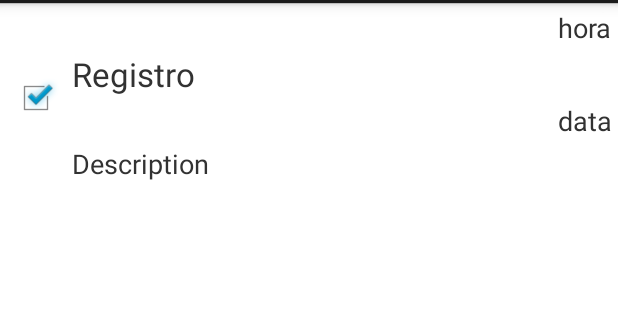
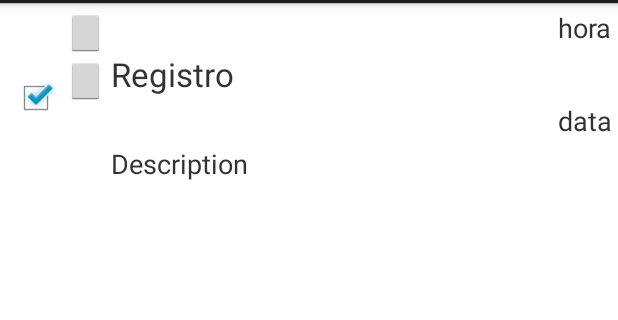
Before and after one commit to elidioxg/geoconv, an Android app: the layout linha_listview.xml on its own in the app's theme, with its tools: preview values and no code run, on a phone screen of 412 x 824 dp, the part 69-389 px from its top. Run offline under Robolectric (Android 15) with nearby library versions, the phone set to English and light mode, and no system bars.

Commit message:
Buttons to set order in listview partially implemented

```diff
--- a/app/src/main/res/layout/linha_listview.xml
+++ b/app/src/main/res/layout/linha_listview.xml
@@ -3,9 +3,9 @@
     xmlns:tools="http://schemas.android.com/tools"
     android:layout_width="match_parent"
     android:layout_height="match_parent"
-    android:orientation="vertical"
+    android:background="@color/branco"
     android:onClick="OnItemClick"
-    android:background="@color/branco">
+    android:orientation="vertical">
 
     <RelativeLayout
         android:layout_width="wrap_content"
@@ -15,50 +15,64 @@
 
         <RelativeLayout
             android:layout_width="fill_parent"
-            android:layout_height="wrap_content"
-            >
+            android:layout_height="wrap_content">
 
             <CheckBox
                 android:id="@+id/cb_ponto"
                 android:layout_width="wrap_content"
                 android:layout_height="wrap_content"
-                android:checked="true"
+                android:layout_centerVertical="true"
                 android:layout_margin="@dimen/margem"
-                android:layout_centerVertical="true"
-                />
+                android:checked="true" />
+
+            <LinearLayout
+                android:id="@+id/layout_position"
+                android:layout_width="wrap_content"
+                android:layout_height="wrap_content"
+                android:layout_toRightOf="@+id/cb_ponto"
+                android:orientation="vertical">
+
+                <ImageButton
+                    android:id="@+id/ibUp"
+                    android:layout_width="wrap_content"
+                    android:layout_height="wrap_content" />
+
+                <ImageButton
+                    android:id="@+id/ibDown"
+                    android:layout_width="wrap_content"
+                    android:layout_height="wrap_content" />
+
+            </LinearLayout>
 
 
             <TextView
                 android:id="@+id/tvregistro"
                 android:layout_width="wrap_content"
                 android:layout_height="wrap_content"
+                android:layout_below="@+id/tvhora"
+                android:layout_margin="@dimen/margem"
+                android:layout_toRightOf="@+id/layout_position"
                 android:text="Registro"
-                android:textSize="@dimen/fonteGrande"
-                android:layout_margin="@dimen/margem"
-                android:layout_below="@+id/tvhora"
-                android:layout_toRightOf="@+id/cb_ponto"
-                />
+                android:textSize="@dimen/fonteGrande" />
 
             <TextView
                 android:id="@+id/tv_descricao"
                 android:layout_width="fill_parent"
                 android:layout_height="wrap_content"
-                android:text="@string/descricao"
-                android:textSize="@dimen/fonteNormal"
                 android:layout_below="@+id/tvdata"
                 android:layout_margin="@dimen/margem"
-                android:layout_toRightOf="@+id/cb_ponto"
-                android:maxLines="2"
-                />
+                android:layout_toRightOf="@+id/layout_position"
+                android:maxLines="1"
+                android:text="@string/descricao"
+                android:textSize="@dimen/fonteNormal" />
 
             <TextView
                 android:id="@+id/tvhora"
                 android:layout_width="wrap_content"
                 android:layout_height="wrap_content"
+                android:layout_alignParentRight="true"
                 android:text="hora"
-                android:textSize="@dimen/fonteNormal"
-                android:layout_alignParentRight="true"
-                />
+                android:textSize="@dimen/fonteNormal" />
 
             <TextView
                 android:id="@+id/tvdata"
@@ -67,7 +81,7 @@
                 android:layout_alignParentRight="true"
                 android:layout_below="@+id/tvregistro"
                 android:text="data"
-                android:textSize="@dimen/fonteNormal"/>
+                android:textSize="@dimen/fonteNormal" />
 
         </RelativeLayout>
 
```
Also changed, not shown: app/src/main/java/geocodigos/geoconv/ConverterCoordenadas.java (+8 -2 lines), app/src/main/java/geocodigos/geoconv/Database/DatabaseHelper.java (+116 -33 lines), app/src/main/java/geocodigos/geoconv/VerPontos.java (+45 -14 lines), app/src/main/java/geocodigos/geoconv/model/PointModel.java (+10 -1 lines), app/src/main/res/layout/map_layout.xml (+18 -42 lines).
